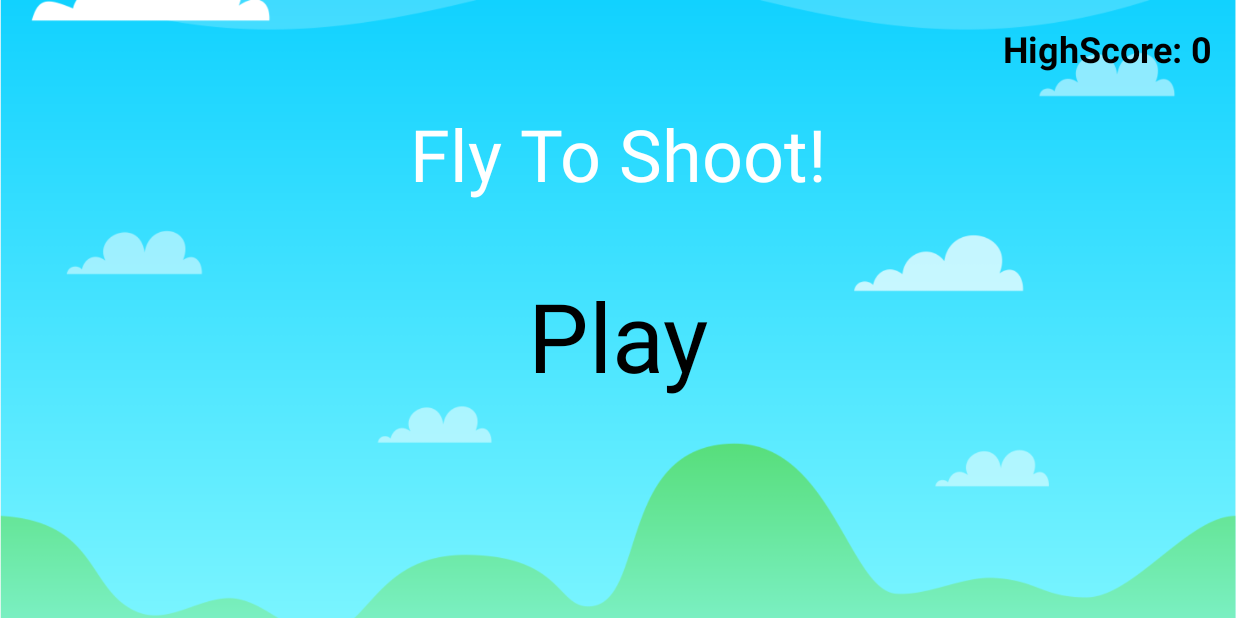
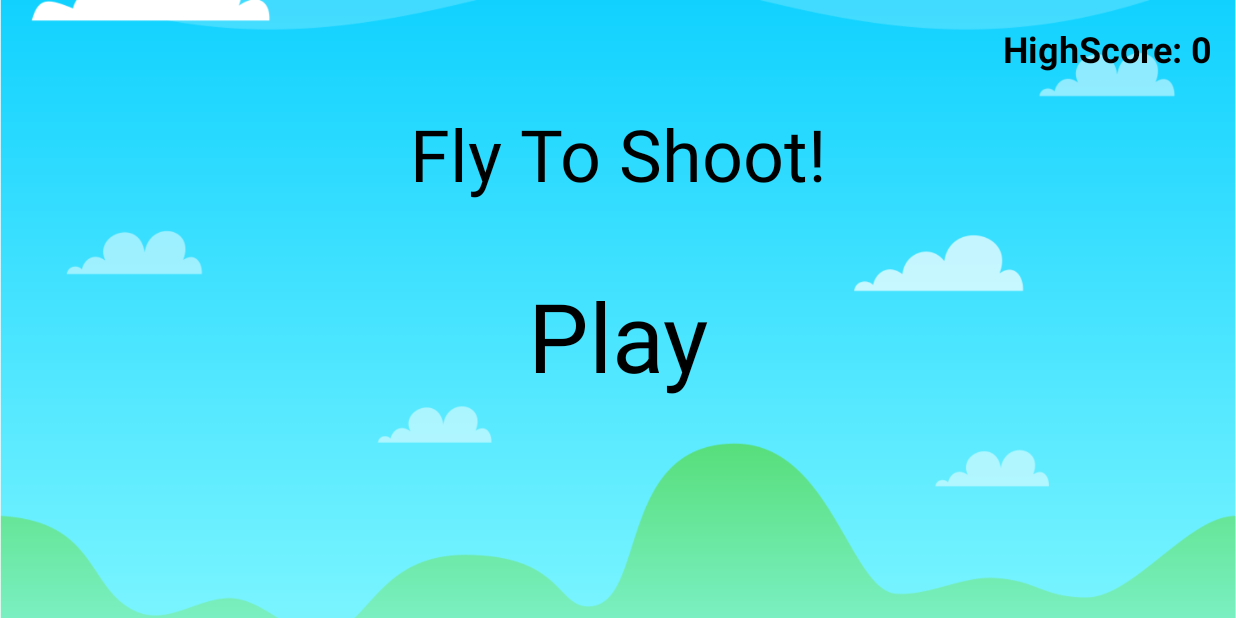
Before and after one commit to pulasthiBuddikaGit/FlyToShoot_2D_Mobile_Game_Application, an Android app: the screen it shows after launch (MainActivity), on a phone screen of 824 x 412 dp (held sideways). Run offline under Robolectric (Android 15) with nearby library versions, the phone set to English and light mode, and no system bars.

Commit message:
layout update

```diff
--- a/app/src/main/res/layout/activity_main.xml
+++ b/app/src/main/res/layout/activity_main.xml
@@ -24,7 +24,7 @@
         android:layout_centerHorizontal="true"
         android:layout_marginTop="70dp"
         android:text="Fly To Shoot!"
-        android:textColor="#ffffff"
+        android:textColor="@color/black"
         android:textSize="48sp"
         app:layout_constraintEnd_toEndOf="parent"
         app:layout_constraintHorizontal_bias="0.5"
```
